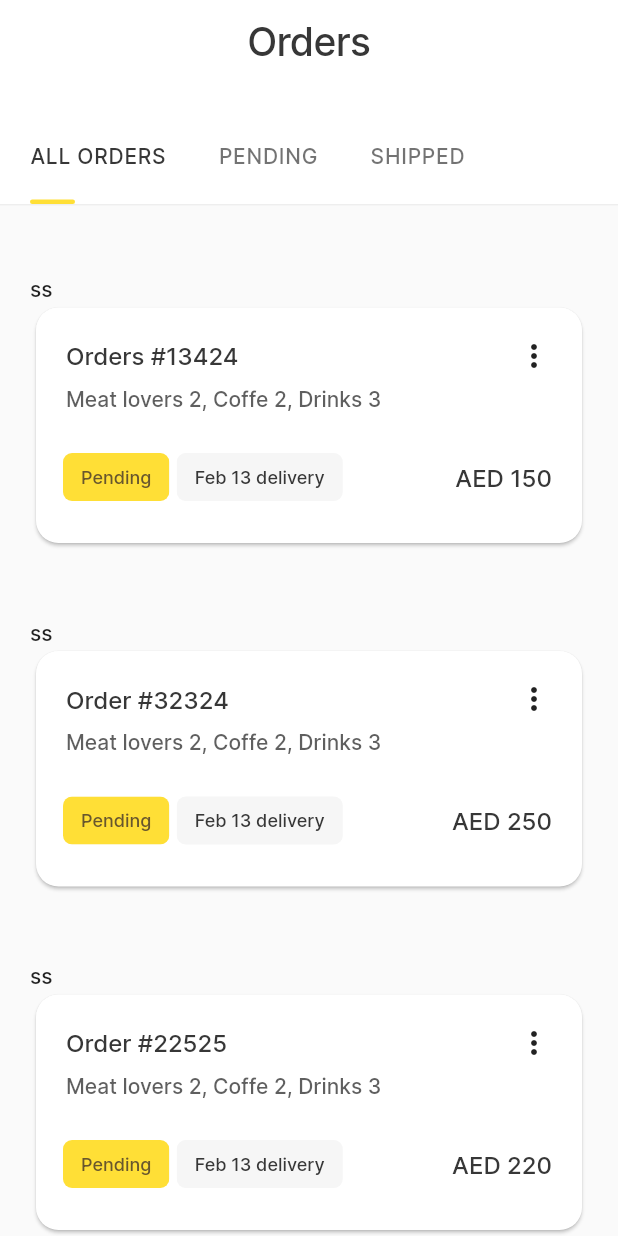
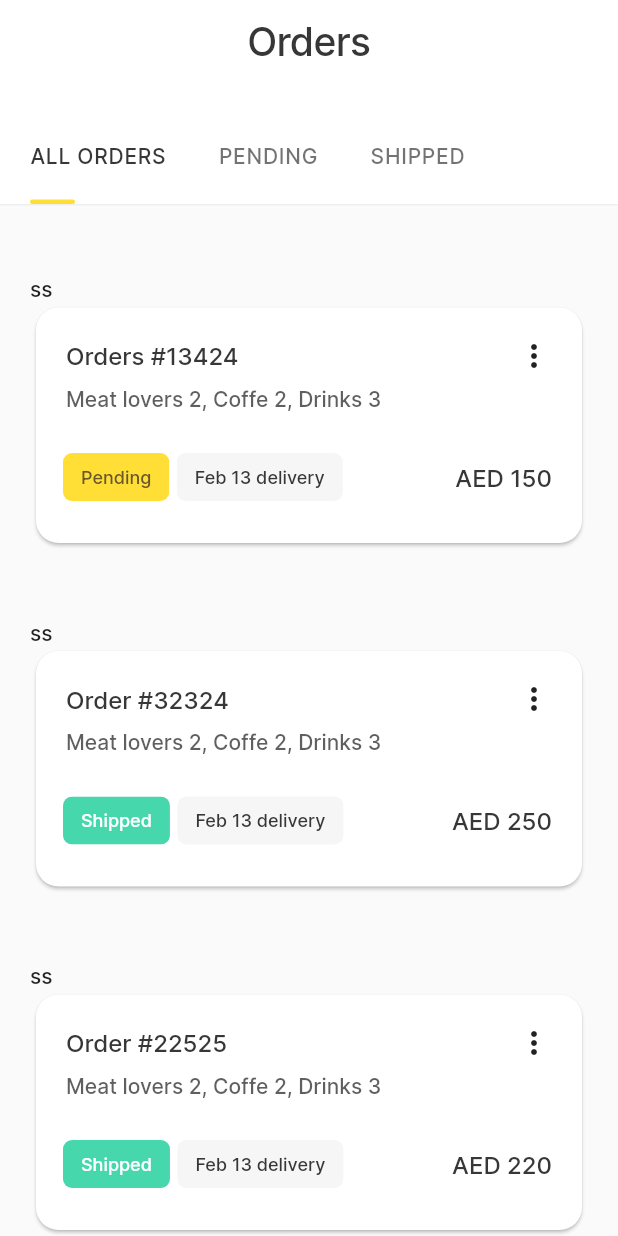
Before and after one commit to fcolakovic2/meelz, a Flutter app: the screen it shows after launch, on a phone screen of 412 x 824 dp. Run offline on Flutter 3.47's test engine with Material 2 defaults, Android fonts, the phone set to English and light mode, and no system bars.

Commit message:
dovrseno sortiranje

```diff
--- a/lib/utils/dummy_data/dummy_data.dart
+++ b/lib/utils/dummy_data/dummy_data.dart
@@ -5,13 +5,13 @@ int indexPage = 0;
 
 List<String> tabList = ["ALL ORDERS", "PENDING", "SHIPPED"];
 
-List<Widget> cardsList = [
-  OrderKartica(
-      "Orders #13424", "Meat lovers 2, Coffe 2, Drinks 3", "AED 150", ""),
-  OrderKartica(
-      "Order #32324", "Meat lovers 2, Coffe 2, Drinks 3", "AED 250", ""),
-  OrderKartica(
-      "Order #22525", "Meat lovers 2, Coffe 2, Drinks 3", "AED 220", ""),
+List<OrderKartica> cardsList = [
+  OrderKartica("Orders #13424", "Meat lovers 2, Coffe 2, Drinks 3", "AED 150",
+      "", "Pending"),
+  OrderKartica("Order #32324", "Meat lovers 2, Coffe 2, Drinks 3", "AED 250",
+      "", "Shipped"),
+  OrderKartica("Order #22525", "Meat lovers 2, Coffe 2, Drinks 3", "AED 220",
+      "", "Shipped"),
 ];
 
 List<Widget> widgetsList = [
@@ -30,6 +30,38 @@ List<Widget> widgetsList = [
       ),
     ),
   ),
-  Icon(Icons.directions_transit, size: 350),
-  Icon(Icons.directions_car, size: 350),
+  ListView(
+    children: List<Widget>.generate(
+      cardsList.length,
+      (counter) => cardsList[counter].status == "Pending"
+          ? Padding(
+              padding: const EdgeInsets.only(top: 47.0, right: 20, left: 20),
+              child: Column(
+                crossAxisAlignment: CrossAxisAlignment.start,
+                children: [
+                  Text("ss"),
+                  cardsList[counter],
+                ],
+              ),
+            )
+          : Container(),
+    ),
+  ),
+  ListView(
+    children: List<Widget>.generate(
+      cardsList.length,
+      (counter) => cardsList[counter].status == "Shipped"
+          ? Padding(
+              padding: const EdgeInsets.only(top: 47.0, right: 20, left: 20),
+              child: Column(
+                crossAxisAlignment: CrossAxisAlignment.start,
+                children: [
+                  Text("ss"),
+                  cardsList[counter],
+                ],
+              ),
+            )
+          : Container(),
+    ),
+  ),
 ];
--- a/lib/utils/style/styles.dart
+++ b/lib/utils/style/styles.dart
@@ -33,6 +33,14 @@ final TextStyle stilPending = TextStyle(
   color: Color(0xff68572D),
 );
 
+final TextStyle stilShipped = TextStyle(
+  fontFamily: "Inter",
+  fontSize: 12,
+  fontStyle: FontStyle.normal,
+  fontWeight: FontWeight.w500,
+  color: Color(0xffffffff),
+);
+
 final TextStyle stilDelivery = TextStyle(
   fontFamily: "Inter",
   fontSize: 12,
--- a/lib/view/kartica/pages/kartica.dart
+++ b/lib/view/kartica/pages/kartica.dart
@@ -3,9 +3,10 @@ import 'package:meelz/view/kartica/widgets/kartica_bez_slike.dart';
 import 'package:meelz/view/kartica/widgets/kartica_sa_slikom.dart';
 
 class OrderKartica extends StatefulWidget {
-  String title, subtitle, cijena, image;
+  String title, subtitle, cijena, image, status;
 
-  OrderKartica(this.title, this.subtitle, this.cijena, this.image);
+  OrderKartica(this.title, this.subtitle, this.cijena, this.image, this.status);
+
   @override
   _OrderKarticaState createState() => _OrderKarticaState();
 }
@@ -31,6 +32,7 @@ class _OrderKarticaState extends State<OrderKartica> {
                 naslov: widget.title,
                 podnaslov: widget.subtitle,
                 cijena: widget.cijena,
+                status: widget.status,
               ),
       ),
     );
--- a/lib/view/kartica/widgets/kartica_bez_slike.dart
+++ b/lib/view/kartica/widgets/kartica_bez_slike.dart
@@ -11,10 +11,12 @@ class KarticaBezSlike extends StatelessWidget {
     @required this.naslov,
     @required this.podnaslov,
     @required this.cijena,
+    @required this.status,
   }) : super(key: key);
   final String naslov;
   final String podnaslov;
   final String cijena;
+  final String status;
   @override
   Widget build(BuildContext context) {
     return Column(
@@ -34,7 +36,7 @@ class KarticaBezSlike extends StatelessWidget {
                 padding: const EdgeInsets.only(right: 5.0),
                 child: Column(
                   children: <Widget>[
-                    PendingChip(),
+                    PendingChip(status),
                   ],
                 ),
               ),
--- a/lib/view/kartica/widgets/kartica_sa_slikom.dart
+++ b/lib/view/kartica/widgets/kartica_sa_slikom.dart
@@ -9,12 +9,14 @@ class KarticaSaSlikom extends StatelessWidget {
     @required this.subnaslov,
     @required this.srcslike,
     @required this.cijena,
+    @required this.status,
   }) : super(key: key);
 
   final String naslov;
   final String subnaslov;
   final String srcslike;
   final String cijena;
+  final String status;
 
   @override
   Widget build(BuildContext context) {
--- a/lib/view/kartica/widgets/pending_chip.dart
+++ b/lib/view/kartica/widgets/pending_chip.dart
@@ -2,19 +2,20 @@ import 'package:flutter/material.dart';
 import 'package:meelz/utils/style/styles.dart';
 
 class PendingChip extends StatelessWidget {
-  const PendingChip({
-    Key key,
-  }) : super(key: key);
+  var status;
+
+  PendingChip(this.status);
 
   @override
   Widget build(BuildContext context) {
     return Chip(
       shape: RoundedRectangleBorder(
           borderRadius: BorderRadius.all(Radius.circular(6))),
-      backgroundColor: Color(0xffFFDF36),
+      backgroundColor:
+          status == "Pending" ? Color(0xffFFDF36) : Color(0xff47D7AC),
       label: Text(
-        "Pending",
-        style: stilPending,
+        status,
+        style: status == "Pending" ? stilPending : stilShipped,
       ),
     );
   }
```
